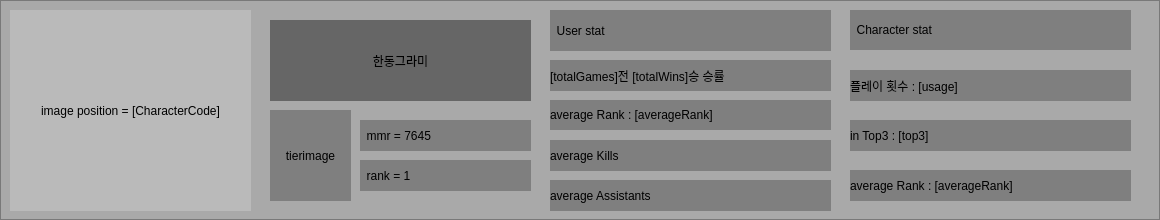
CSID-DGU/2024-1-OSSP2-team-08-GameAssistant, file Data/UI/MMRUI/mmrUI.ui: the form before one commit.
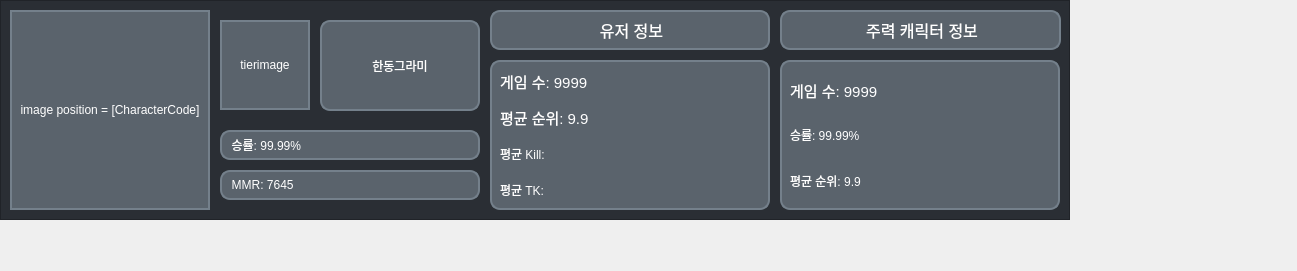
The form after the commit.

```diff
--- a/Data/UI/MMRUI/mmrUI.ui
+++ b/Data/UI/MMRUI/mmrUI.ui
@@ -6,24 +6,36 @@
    <rect>
     <x>0</x>
     <y>0</y>
-    <width>1160</width>
-    <height>220</height>
+    <width>1297</width>
+    <height>271</height>
    </rect>
   </property>
   <property name="windowTitle">
    <string>Form</string>
   </property>
-  <widget class="QFrame" name="frame">
+  <widget class="QFrame" name="mmrItemFrame">
    <property name="geometry">
     <rect>
      <x>0</x>
      <y>0</y>
-     <width>1160</width>
+     <width>1070</width>
      <height>220</height>
     </rect>
    </property>
+   <property name="minimumSize">
+    <size>
+     <width>1070</width>
+     <height>220</height>
+    </size>
+   </property>
+   <property name="maximumSize">
+    <size>
+     <width>1070</width>
+     <height>220</height>
+    </size>
+   </property>
    <property name="styleSheet">
-    <string notr="true">background-color: rgba(65, 65, 65, 0.4);</string>
+    <string notr="true">background-color: rgb(42, 46, 52);</string>
    </property>
    <property name="frameShape">
     <enum>QFrame::StyledPanel</enum>
@@ -36,22 +48,28 @@
      <rect>
       <x>10</x>
       <y>10</y>
-      <width>241</width>
-      <height>201</height>
+      <width>200</width>
+      <height>200</height>
      </rect>
     </property>
     <property name="styleSheet">
-     <string notr="true">background-color: rgba(202, 202, 202, 0.3);</string>
+     <string notr="true">background-color: rgb(90, 99, 108);
+font: 9pt &quot;KoPub돋움체 Bold&quot;;
+color: rgb(255, 255, 255);
+border: 2px solid rgb(116, 128, 139);</string>
     </property>
     <widget class="QLabel" name="charimage">
      <property name="geometry">
       <rect>
        <x>0</x>
        <y>0</y>
-       <width>241</width>
-       <height>201</height>
+       <width>200</width>
+       <height>200</height>
       </rect>
      </property>
+     <property name="styleSheet">
+      <string notr="true"/>
+     </property>
      <property name="text">
       <string>image position = [CharacterCode]</string>
      </property>
@@ -60,67 +78,61 @@
      </property>
     </widget>
    </widget>
-   <widget class="QWidget" name="pos_nickname" native="true">
+   <widget class="QLabel" name="winLate">
     <property name="geometry">
      <rect>
-      <x>270</x>
-      <y>20</y>
-      <width>261</width>
-      <height>81</height>
+      <x>220</x>
+      <y>130</y>
+      <width>260</width>
+      <height>30</height>
      </rect>
     </property>
-    <widget class="QLabel" name="nickname">
-     <property name="geometry">
-      <rect>
-       <x>0</x>
-       <y>0</y>
-       <width>261</width>
-       <height>81</height>
-      </rect>
-     </property>
-     <property name="text">
-      <string>한동그라미</string>
-     </property>
-     <property name="alignment">
-      <set>Qt::AlignCenter</set>
-     </property>
-    </widget>
-   </widget>
-   <widget class="QLabel" name="rankpoint">
-    <property name="geometry">
-     <rect>
-      <x>360</x>
-      <y>120</y>
-      <width>171</width>
-      <height>31</height>
-     </rect>
+    <property name="styleSheet">
+     <string notr="true">background-color: rgb(90, 99, 108);
+font: 11pt &quot;KoPub돋움체 Bold&quot;;
+color: rgb(255, 255, 255);
+border: 2px solid rgb(116, 128, 139);
+border-radius: 10px;</string>
     </property>
     <property name="text">
-     <string>  mmr = 7645</string>
+     <string>  승률: 99.99%</string>
     </property>
    </widget>
-   <widget class="QLabel" name="ranknum">
+   <widget class="QLabel" name="mmr">
     <property name="geometry">
      <rect>
-      <x>360</x>
-      <y>160</y>
-      <width>171</width>
-      <height>31</height>
+      <x>220</x>
+      <y>170</y>
+      <width>260</width>
+      <height>30</height>
      </rect>
     </property>
+    <property name="styleSheet">
+     <string notr="true">background-color: rgb(90, 99, 108);
+font: 11pt &quot;KoPub돋움체 Bold&quot;;
+color: rgb(255, 255, 255);
+border: 2px solid rgb(116, 128, 139);
+border-radius: 10px;</string>
+    </property>
     <property name="text">
-     <string>  rank = 1</string>
+     <string>  MMR: 7645</string>
     </property>
    </widget>
    <widget class="QLabel" name="tierimage">
     <property name="geometry">
      <rect>
-      <x>270</x>
-      <y>110</y>
-      <width>81</width>
-      <height>91</height>
+      <x>220</x>
+      <y>20</y>
+      <width>90</width>
+      <height>90</height>
      </rect>
     </property>
+    <property name="styleSheet">
+     <string notr="true">background-color: rgb(90, 99, 108);
+font: 9pt &quot;KoPub돋움체 Bold&quot;;
+color: rgb(255, 255, 255);
+border: 2px solid rgb(116, 128, 139);</string>
+    </property>
     <property name="text">
      <string>tierimage</string>
     </property>
@@ -131,119 +143,244 @@
    <widget class="QLabel" name="Userstat">
     <property name="geometry">
      <rect>
-      <x>550</x>
+      <x>490</x>
       <y>10</y>
-      <width>281</width>
-      <height>41</height>
+      <width>280</width>
+      <height>40</height>
      </rect>
     </property>
-    <property name="text">
-     <string>  User stat</string>
+    <property name="styleSheet">
+     <string notr="true">background-color: rgb(90, 99, 108);
+font: 9pt &quot;KoPub돋움체 Bold&quot;;
+color: rgb(255, 255, 255);
+border: 2px solid rgb(116, 128, 139);
+border-radius: 10px;</string>
     </property>
-   </widget>
-   <widget class="QLabel" name="Gamestat">
-    <property name="geometry">
-     <rect>
-      <x>550</x>
-      <y>60</y>
-      <width>281</width>
-      <height>31</height>
-     </rect>
-    </property>
     <property name="text">
-     <string>[totalGames]전 [totalWins]승 승률</string>
-    </property>
-   </widget>
-   <widget class="QLabel" name="avgKill">
-    <property name="geometry">
-     <rect>
-      <x>550</x>
-      <y>140</y>
-      <width>281</width>
-      <height>31</height>
-     </rect>
-    </property>
-    <property name="text">
-     <string>average Kills</string>
-    </property>
-   </widget>
-   <widget class="QLabel" name="avgAssistant">
-    <property name="geometry">
-     <rect>
-      <x>550</x>
-      <y>180</y>
-      <width>281</width>
-      <height>31</height>
-     </rect>
-    </property>
-    <property name="text">
-     <string>average Assistants</string>
+     <string>&lt;html&gt;&lt;head/&gt;&lt;body&gt;&lt;p align=&quot;center&quot;&gt;&lt;span style=&quot; font-size:12pt;&quot;&gt;유저 정보&lt;/span&gt;&lt;/p&gt;&lt;/body&gt;&lt;/html&gt;</string>
     </property>
    </widget>
    <widget class="QLabel" name="Charstat">
     <property name="geometry">
      <rect>
-      <x>850</x>
+      <x>780</x>
       <y>10</y>
       <width>281</width>
       <height>40</height>
      </rect>
     </property>
+    <property name="styleSheet">
+     <string notr="true">background-color: rgb(90, 99, 108);
+font: 9pt &quot;KoPub돋움체 Bold&quot;;
+color: rgb(255, 255, 255);
+border: 2px solid rgb(116, 128, 139);
+border-radius: 10px;</string>
+    </property>
     <property name="text">
-     <string>  Character stat</string>
+     <string>&lt;html&gt;&lt;head/&gt;&lt;body&gt;&lt;p align=&quot;center&quot;&gt;&lt;span style=&quot; font-size:12pt;&quot;&gt;주력 캐릭터 정보&lt;/span&gt;&lt;/p&gt;&lt;/body&gt;&lt;/html&gt;</string>
     </property>
    </widget>
-   <widget class="QLabel" name="charusage">
+   <widget class="QLabel" name="nickname">
     <property name="geometry">
      <rect>
-      <x>850</x>
-      <y>70</y>
-      <width>281</width>
-      <height>31</height>
+      <x>320</x>
+      <y>20</y>
+      <width>160</width>
+      <height>91</height>
      </rect>
     </property>
+    <property name="styleSheet">
+     <string notr="true">background-color: rgb(90, 99, 108);
+font: 13pt &quot;KoPub돋움체 Bold&quot;;
+color: rgb(255, 255, 255);
+border: 2px solid rgb(116, 128, 139);
+border-radius: 10px;</string>
+    </property>
     <property name="text">
-     <string>플레이 횟수 : [usage]</string>
+     <string>한동그라미</string>
     </property>
+    <property name="alignment">
+     <set>Qt::AlignCenter</set>
+    </property>
    </widget>
-   <widget class="QLabel" name="charIntop3">
+   <widget class="QFrame" name="frame_2">
     <property name="geometry">
      <rect>
-      <x>850</x>
-      <y>120</y>
-      <width>281</width>
-      <height>31</height>
+      <x>490</x>
+      <y>60</y>
+      <width>280</width>
+      <height>150</height>
      </rect>
     </property>
-    <property name="text">
-     <string>in Top3 : [top3]</string>
+    <property name="styleSheet">
+     <string notr="true">background-color: rgb(90, 99, 108);
+font: 9pt &quot;KoPub돋움체 Bold&quot;;
+color: rgb(255, 255, 255);
+border: 2px solid rgb(116, 128, 139);
+border-radius: 10px;</string>
     </property>
-   </widget>
-   <widget class="QLabel" name="charavgRank">
-    <property name="geometry">
-     <rect>
-      <x>850</x>
-      <y>170</y>
-      <width>281</width>
-      <height>31</height>
-     </rect>
+    <property name="frameShape">
+     <enum>QFrame::StyledPanel</enum>
     </property>
-    <property name="text">
-     <string>average Rank : [averageRank]</string>
+    <property name="frameShadow">
+     <enum>QFrame::Raised</enum>
     </property>
+    <widget class="QLabel" name="totalGame">
+     <property name="geometry">
+      <rect>
+       <x>10</x>
+       <y>6</y>
+       <width>261</width>
+       <height>31</height>
+      </rect>
+     </property>
+     <property name="styleSheet">
+      <string notr="true">font: 11pt &quot;KoPub돋움체 Bold&quot;;
+color: rgb(255, 255, 255);
+background-color: rgba(255, 255, 255, 0);
+border: 0px</string>
+     </property>
+     <property name="text">
+      <string>&lt;html&gt;&lt;head/&gt;&lt;body&gt;&lt;p&gt;&lt;span style=&quot; font-size:11pt;&quot;&gt;게임 수: 9999&lt;/span&gt;&lt;/p&gt;&lt;/body&gt;&lt;/html&gt;</string>
+     </property>
+    </widget>
+    <widget class="QLabel" name="avgRank">
+     <property name="geometry">
+      <rect>
+       <x>10</x>
+       <y>42</y>
+       <width>261</width>
+       <height>31</height>
+      </rect>
+     </property>
+     <property name="styleSheet">
+      <string notr="true">font: 11pt &quot;KoPub돋움체 Bold&quot;;
+color: rgb(255, 255, 255);
+background-color: rgba(255, 255, 255, 0);
+border: 0px</string>
+     </property>
+     <property name="text">
+      <string>&lt;html&gt;&lt;head/&gt;&lt;body&gt;&lt;p&gt;&lt;span style=&quot; font-size:11pt;&quot;&gt;평균 순위: 9.9 &lt;/span&gt;&lt;/p&gt;&lt;/body&gt;&lt;/html&gt;</string>
+     </property>
+    </widget>
+    <widget class="QLabel" name="avgKill">
+     <property name="geometry">
+      <rect>
+       <x>10</x>
+       <y>78</y>
+       <width>261</width>
+       <height>31</height>
+      </rect>
+     </property>
+     <property name="styleSheet">
+      <string notr="true">font: 11pt &quot;KoPub돋움체 Bold&quot;;
+color: rgb(255, 255, 255);
+background-color: rgba(255, 255, 255, 0);
+border: 0px</string>
+     </property>
+     <property name="text">
+      <string>평균 Kill: </string>
+     </property>
+    </widget>
+    <widget class="QLabel" name="avgTK">
+     <property name="geometry">
+      <rect>
+       <x>10</x>
+       <y>114</y>
+       <width>261</width>
+       <height>31</height>
+      </rect>
+     </property>
+     <property name="styleSheet">
+      <string notr="true">font: 11pt &quot;KoPub돋움체 Bold&quot;;
+color: rgb(255, 255, 255);
+background-color: rgba(255, 255, 255, 0);
+border: 0px</string>
+     </property>
+     <property name="text">
+      <string>평균 TK: </string>
+     </property>
+    </widget>
    </widget>
-   <widget class="QLabel" name="avgRank">
+   <widget class="QFrame" name="frame_3">
     <property name="geometry">
      <rect>
-      <x>550</x>
-      <y>100</y>
-      <width>281</width>
-      <height>30</height>
+      <x>780</x>
+      <y>60</y>
+      <width>280</width>
+      <height>150</height>
      </rect>
     </property>
-    <property name="text">
-     <string>average Rank : [averageRank]</string>
+    <property name="styleSheet">
+     <string notr="true">background-color: rgb(90, 99, 108);
+font: 9pt &quot;KoPub돋움체 Bold&quot;;
+color: rgb(255, 255, 255);
+border: 2px solid rgb(116, 128, 139);
+border-radius: 10px;</string>
     </property>
+    <property name="frameShape">
+     <enum>QFrame::StyledPanel</enum>
+    </property>
+    <property name="frameShadow">
+     <enum>QFrame::Raised</enum>
+    </property>
+    <widget class="QLabel" name="charGame">
+     <property name="geometry">
+      <rect>
+       <x>10</x>
+       <y>15</y>
+       <width>261</width>
+       <height>31</height>
+      </rect>
+     </property>
+     <property name="styleSheet">
+      <string notr="true">font: 11pt &quot;KoPub돋움체 Bold&quot;;
+color: rgb(255, 255, 255);
+background-color: rgba(255, 255, 255, 0);
+border: 0px</string>
+     </property>
+     <property name="text">
+      <string>&lt;html&gt;&lt;head/&gt;&lt;body&gt;&lt;p&gt;&lt;span style=&quot; font-size:11pt;&quot;&gt;게임 수: 9999&lt;/span&gt;&lt;/p&gt;&lt;/body&gt;&lt;/html&gt;</string>
+     </property>
+    </widget>
+    <widget class="QLabel" name="charWinlate">
+     <property name="geometry">
+      <rect>
+       <x>10</x>
+       <y>60</y>
+       <width>261</width>
+       <height>31</height>
+      </rect>
+     </property>
+     <property name="styleSheet">
+      <string notr="true">font: 11pt &quot;KoPub돋움체 Bold&quot;;
+color: rgb(255, 255, 255);
+background-color: rgba(255, 255, 255, 0);
+border: 0px</string>
+     </property>
+     <property name="text">
+      <string>&lt;html&gt;&lt;head/&gt;&lt;body&gt;&lt;p&gt;승률: 99.99%&lt;/p&gt;&lt;/body&gt;&lt;/html&gt;</string>
+     </property>
+    </widget>
+    <widget class="QLabel" name="charAvgRank">
+     <property name="geometry">
+      <rect>
+       <x>10</x>
+       <y>105</y>
+       <width>261</width>
+       <height>31</height>
+      </rect>
+     </property>
+     <property name="styleSheet">
+      <string notr="true">font: 11pt &quot;KoPub돋움체 Bold&quot;;
+color: rgb(255, 255, 255);
+background-color: rgba(255, 255, 255, 0);
+border: 0px</string>
+     </property>
+     <property name="text">
+      <string>평균 순위: 9.9 </string>
+     </property>
+    </widget>
    </widget>
   </widget>
  </widget>
```
